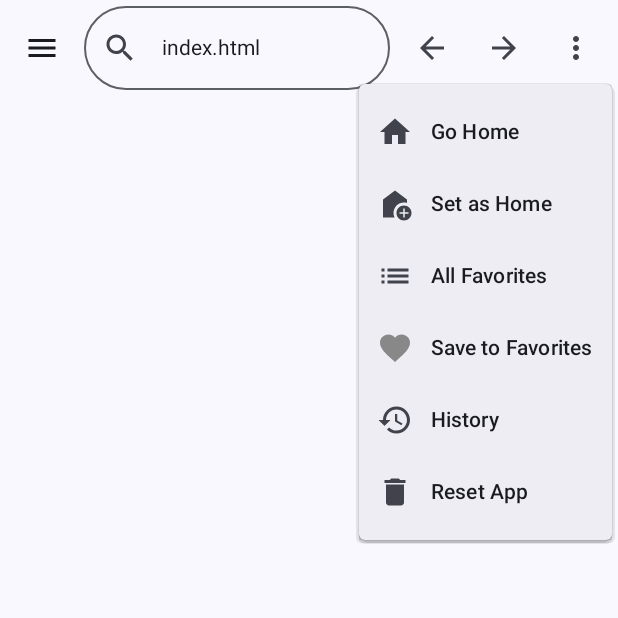
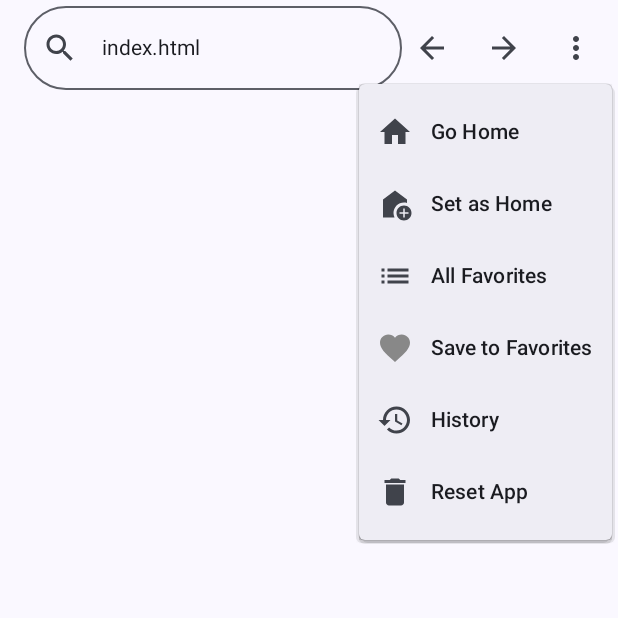
Before and after one commit to IsmailHosenIsmailJames/RustDocumentation, an Android app built with Jetpack Compose: the composable HomeScreen called with empty values, after a tap on "More options", on a phone screen of 412 x 824 dp, the top half of it. Run offline under Robolectric (Android 15) with nearby library versions, the phone set to English and light mode, and no system bars.

Commit message:
fix: Refine initial path logging and remove unused navigation icon
This commit addresses two distinct areas:

- **Initial Path Logging in SetupViewModel:**
    - Added `println` statements in `SetupViewModel` within the `init` block and after extracting the book to log the `initPath` (index HTML path). This aids in debugging and verifying the initial path used by the application.

- **UI Adjustment in HomeScreen:**
    - Removed the `navigationIcon` (Menu icon) from the `HomeTopBar`'s `OutlinedTextField` section. This icon was wrapped in an `AnimatedVisibility` block that depended on `!homeState.isSearchTyping`, and its functionality was not implemented.

```diff
--- a/app/src/main/java/com/example/rust_doc/presentation/home/HomeScreen.kt
+++ b/app/src/main/java/com/example/rust_doc/presentation/home/HomeScreen.kt
@@ -179,14 +179,6 @@ fun HomeTopBar(
       shape = RoundedCornerShape(100),
       singleLine = true,
     )
-  }, navigationIcon = {
-    AnimatedVisibility(visible = !homeState.isSearchTyping) {
-      IconButton(onClick = {}) {
-        Icon(
-          imageVector = Icons.Default.Menu, contentDescription = "Home"
-        )
-      }
-    }
   }, actions = {
     AnimatedVisibility(visible = !homeState.isSearchTyping) {
       Row {
--- a/app/src/main/java/com/example/rust_doc/presentation/setup/SetupViewModel.kt
+++ b/app/src/main/java/com/example/rust_doc/presentation/setup/SetupViewModel.kt
@@ -37,6 +37,8 @@ class SetupViewModel(
         val initPath = preferences[PreferencesKeys.HOME_PATH]
         val isDownloaded = preferences[PreferencesKeys.IS_DOWNLOADED]
         val bookLanguage = preferences[PreferencesKeys.BOOK_LANGUAGE]
+        println("Index HTML Path : $initPath")
+
         _state.value = _state.value.copy(
           initPath = initPath,
           isDownloaded = isDownloaded == "true",
@@ -91,7 +93,9 @@ class SetupViewModel(
               isExtracting = false,
               initPath = indexHtmlPath
             )
-            // save  path to datastore `HOME_PATH`
+
+            println("Index HTML Path : $indexHtmlPath")
+
             dataStore.updateData { preferences ->
               preferences.toMutablePreferences()
                 .apply {
```
